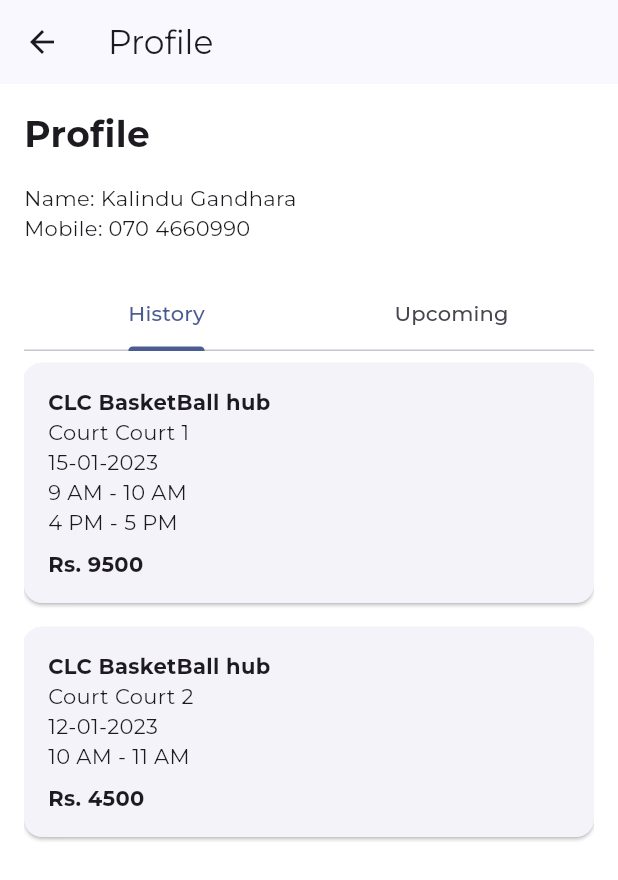
After one commit to Ransikacosta99/sportshub, a Flutter app: the screen it shows after launch, in the side drawer, after a tap on "Profile", on a phone screen of 412 x 824 dp. The commit adds this screen. Shown: the top 880 px of the screen. Run offline on Flutter 3.47's test engine with Material 3 defaults, Android fonts, the phone set to English and light mode, and no system bars; our stand-ins replace anim_search_bar, carousel_slider, google_fonts, sidebarx.

Commit message:
profile screen

```diff
--- a/lib/screens/home_screen.dart
+++ b/lib/screens/home_screen.dart
@@ -2,6 +2,7 @@ import 'package:flutter/material.dart';
 import 'package:sidebarx/sidebarx.dart';
 import 'package:anim_search_bar/anim_search_bar.dart';
 import '../widgets/horizontal_card_list.dart';
+import './profile_screen.dart';
 
 class HomeScreen extends StatefulWidget {
   const HomeScreen({Key? key}) : super(key: key);
@@ -199,8 +200,14 @@ class _HomeScreenState extends State<HomeScreen> {
             label: 'Home',
           ),
           SidebarXItem(
-            icon: Icons.search,
-            label: 'Search',
+            icon: Icons.person,
+            label: 'Profile',
+            onTap: () {
+              Navigator.push(
+                context,
+                MaterialPageRoute(builder: (context) => const ProfileScreen()),
+              );
+            },
           ),
           SidebarXItem(
             icon: Icons.settings,
--- /dev/null
+++ b/lib/screens/profile_screen.dart
@@ -0,0 +1,111 @@
+import 'package:flutter/material.dart';
+
+class ProfileScreen extends StatefulWidget {
+  const ProfileScreen({Key? key}) : super(key: key);
+
+  @override
+  State<ProfileScreen> createState() => _ProfileScreenState();
+}
+
+class _ProfileScreenState extends State<ProfileScreen>
+    with TickerProviderStateMixin {
+  late TabController _tabController;
+
+  @override
+  void initState() {
+    super.initState();
+    _tabController = TabController(length: 2, vsync: this);
+  }
+
+  @override
+  void dispose() {
+    _tabController.dispose();
+    super.dispose();
+  }
+
+  @override
+  Widget build(BuildContext context) {
+    return Scaffold(
+      appBar: AppBar(
+        title: const Text('Profile'),
+      ),
+      body: Padding(
+        padding: const EdgeInsets.all(16.0),
+        child: Column(
+          crossAxisAlignment: CrossAxisAlignment.start,
+          children: [
+            const Text(
+              'Profile',
+              style: TextStyle(fontSize: 24, fontWeight: FontWeight.bold),
+            ),
+            const SizedBox(height: 16),
+            const Text('Name: Kalindu Gandhara'),
+            const Text('Mobile: 070 4660990'),
+            const SizedBox(height: 24),
+            TabBar(
+              controller: _tabController,
+              tabs: const [
+                Tab(text: 'History'),
+                Tab(text: 'Upcoming'),
+              ],
+            ),
+            Expanded(
+              child: TabBarView(
+                controller: _tabController,
+                children: [
+                  _buildBookingList(), // History List
+                  _buildBookingList(), // Upcoming List
+                ],
+              ),
+            ),
+          ],
+        ),
+      ),
+    );
+  }
+
+  Widget _buildBookingList() {
+    // Sample booking data (replace with your actual data)
+    final List<Map<String, dynamic>> bookings = [
+      {
+        "hub": "CLC BasketBall hub",
+        "court": "Court 1",
+        "date": "15-01-2023",
+        "times": ["9 AM - 10 AM", "4 PM - 5 PM"],
+        "price": "Rs. 9500",
+      },
+      {
+        "hub": "CLC BasketBall hub",
+        "court": "Court 2",
+        "date": "12-01-2023",
+        "times": ["10 AM - 11 AM"],
+        "price": "Rs. 4500",
+      },
+      // ... more bookings
+    ];
+
+    return ListView.builder(
+      itemCount: bookings.length,
+      itemBuilder: (context, index) {
+        final booking = bookings[index];
+        return Card(
+          margin: const EdgeInsets.symmetric(vertical: 8),
+          child: Padding(
+            padding: const EdgeInsets.all(16.0),
+            child: Column(
+              crossAxisAlignment: CrossAxisAlignment.start,
+              children: [
+                Text(booking["hub"], style: const TextStyle(fontWeight: FontWeight.bold)),
+                Text("Court ${booking["court"]}"),
+                Text(booking["date"]),
+                ...booking["times"].map((time) => Text(time)).toList(),
+                const SizedBox(height: 8),
+                Text(booking["price"], style: const TextStyle(fontWeight: FontWeight.bold)),
+              ],
+            ),
+          ),
+        );
+      },
+    );
+  }
+}
```
